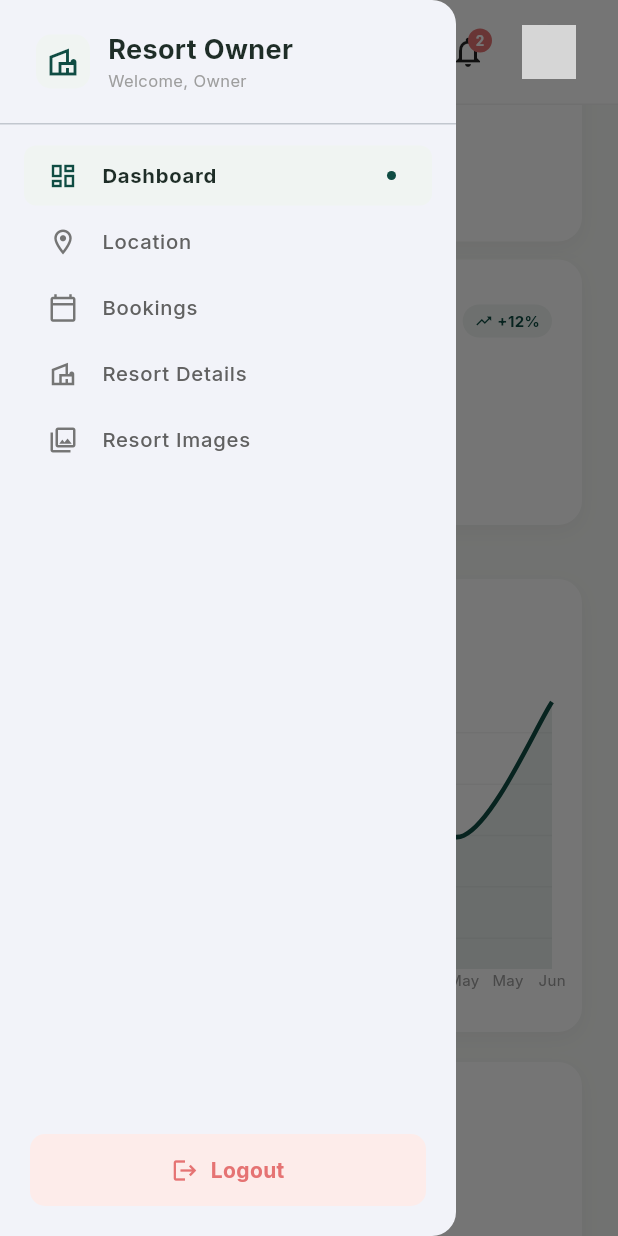
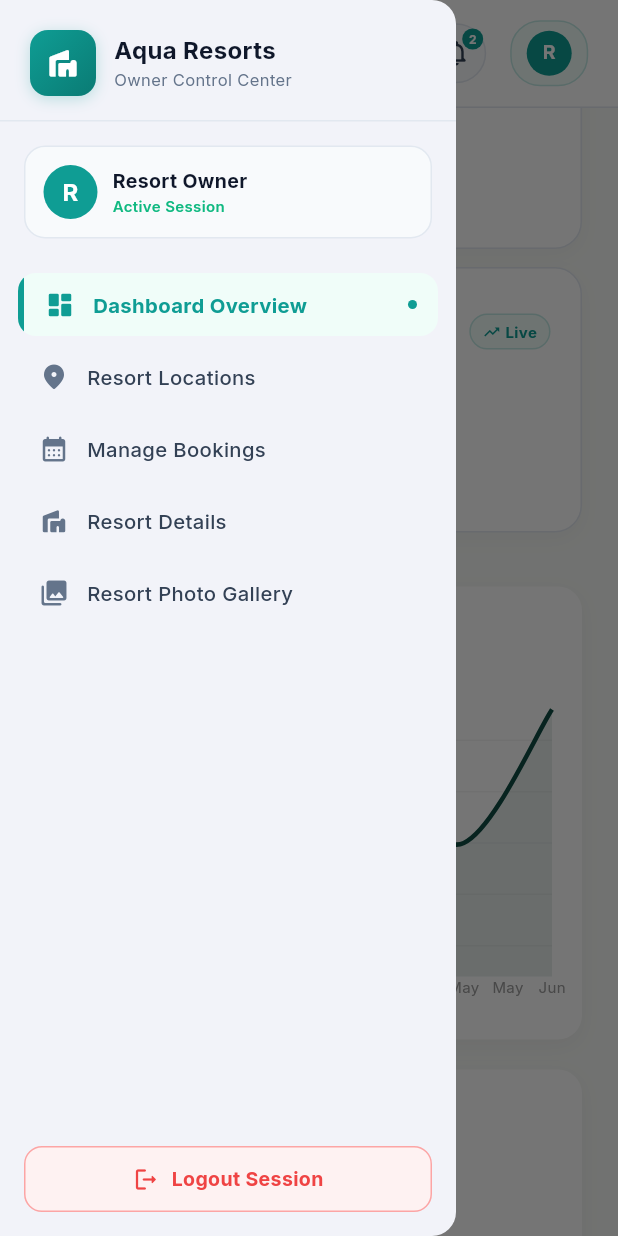
Before and after one commit to Tanvi0930/resort-frontend, a Flutter app: the OwnerPanelScreen screen opened directly, scrolled down 576 dp, after a tap on the "menu" icon, on a phone screen of 412 x 824 dp. Run offline on Flutter 3.47's test engine with Material 3 defaults, Android fonts, the phone set to English and light mode, and no system bars; drawn by our look-alikes of fl_chart; our stand-ins replace google_fonts, image_picker, shared_preferences; accounts and stored records are empty; network calls fail; grey boxes are pictures that could not be loaded.

Commit message:
Redesign Resort Owner Panel UI with premium Teal design system and Google Fonts typography

```diff
--- a/lib/screens/owner/owner_dashboard_view.dart
+++ b/lib/screens/owner/owner_dashboard_view.dart
@@ -1,5 +1,6 @@
 import 'package:flutter/material.dart';
 import 'package:fl_chart/fl_chart.dart';
+import 'package:google_fonts/google_fonts.dart';
 
 class OwnerDashboardView extends StatelessWidget {
   final List<Map<String, dynamic>> resorts;
@@ -213,10 +214,11 @@ class OwnerDashboardView extends StatelessWidget {
       padding: const EdgeInsets.all(20),
       decoration: BoxDecoration(
         color: Colors.white,
-        borderRadius: BorderRadius.circular(16),
+        borderRadius: BorderRadius.circular(18),
+        border: Border.all(color: const Color(0xFFE2E8F0)),
         boxShadow: [
           BoxShadow(
-            color: Colors.black.withValues(alpha: 0.04),
+            color: Colors.black.withValues(alpha: 0.03),
             blurRadius: 10,
             offset: const Offset(0, 4),
           ),
@@ -228,50 +230,61 @@ class OwnerDashboardView extends StatelessWidget {
           Row(
             children: [
               Container(
-                padding: const EdgeInsets.all(10),
+                padding: const EdgeInsets.all(11),
                 decoration: BoxDecoration(
                   color: data.bgColor,
-                  borderRadius: BorderRadius.circular(12),
+                  borderRadius: BorderRadius.circular(14),
                 ),
                 child: Icon(data.icon, color: data.color, size: 22),
               ),
               const Spacer(),
               Container(
-                padding:
-                    const EdgeInsets.symmetric(horizontal: 8, vertical: 4),
+                padding: const EdgeInsets.symmetric(horizontal: 8, vertical: 4),
                 decoration: BoxDecoration(
-                  color: const Color(0xFFF0F4F2),
+                  color: const Color(0xFFF0FDF9),
                   borderRadius: BorderRadius.circular(20),
+                  border: Border.all(color: const Color(0xFF0F9D94).withValues(alpha: 0.2)),
                 ),
-                child: const Row(
+                child: Row(
                   children: [
-                    Icon(Icons.trending_up, size: 12, color: Color(0xFF0F4C43)),
-                    SizedBox(width: 3),
-                    Text('+12%',
-                        style: TextStyle(
-                            fontSize: 10,
-                            color: Color(0xFF0F4C43),
-                            fontWeight: FontWeight.bold)),
+                    const Icon(Icons.trending_up, size: 12, color: Color(0xFF0F9D94)),
+                    const SizedBox(width: 3),
+                    Text(
+                      'Live',
+                      style: GoogleFonts.inter(
+                        fontSize: 10,
+                        color: const Color(0xFF0F9D94),
+                        fontWeight: FontWeight.bold,
+                      ),
+                    ),
                   ],
                 ),
               ),
             ],
           ),
           const SizedBox(height: 16),
-          Text(data.value,
-              style: const TextStyle(
-                  fontSize: 26,
-                  fontWeight: FontWeight.bold,
-                  color: Color(0xFF1E2D27))),
+          Text(
+            data.value,
+            style: GoogleFonts.inter(
+              fontSize: 24,
+              fontWeight: FontWeight.bold,
+              color: const Color(0xFF0F172A),
+            ),
+          ),
           const SizedBox(height: 4),
-          Text(data.title,
-              style: const TextStyle(
-                  fontSize: 13,
-                  fontWeight: FontWeight.w600,
-                  color: Color(0xFF1E2D27))),
+          Text(
+            data.title,
+            style: GoogleFonts.inter(
+              fontSize: 13,
+              fontWeight: FontWeight.bold,
+              color: const Color(0xFF334155),
+            ),
+          ),
           const SizedBox(height: 2),
-          Text(data.subtitle,
-              style: const TextStyle(fontSize: 11, color: Colors.grey)),
+          Text(
+            data.subtitle,
+            style: GoogleFonts.inter(fontSize: 11, color: const Color(0xFF64748B)),
+          ),
         ],
       ),
     );
--- a/lib/screens/owner/owner_panel_screen.dart
+++ b/lib/screens/owner/owner_panel_screen.dart
@@ -1,4 +1,5 @@
 import 'package:flutter/material.dart';
+import 'package:google_fonts/google_fonts.dart';
 import 'package:http/http.dart' as http;
 import 'dart:convert';
 import '../../api_configue.dart';
@@ -542,14 +543,17 @@ class _OwnerPanelScreenState extends State<OwnerPanelScreen> {
   }
 
   Widget _buildHeaderBar(BuildContext context, bool isDesktop) {
+    final displayName = widget.ownerName ?? 'Resort Owner';
+    final initial = displayName.isNotEmpty ? displayName[0].toUpperCase() : 'O';
+
     return Container(
-      height: 70,
-      padding: const EdgeInsets.symmetric(horizontal: 20),
+      height: 72,
+      padding: const EdgeInsets.symmetric(horizontal: 24),
       decoration: BoxDecoration(
         color: Colors.white,
         border: Border(
           bottom: BorderSide(
-            color: Colors.grey.withValues(alpha: 0.12),
+            color: const Color(0xFFE2E8F0),
             width: 1,
           ),
         ),
@@ -559,19 +563,32 @@ class _OwnerPanelScreenState extends State<OwnerPanelScreen> {
           if (!isDesktop)
             Builder(
               builder: (innerContext) => IconButton(
-                icon: const Icon(Icons.menu, color: Colors.black87),
+                icon: const Icon(Icons.menu, color: Color(0xFF0F172A)),
                 onPressed: () => Scaffold.of(innerContext).openDrawer(),
               ),
             ),
           if (!isDesktop) const SizedBox(width: 8),
 
+          Column(
+            mainAxisAlignment: MainAxisAlignment.center,
+            crossAxisAlignment: CrossAxisAlignment.start,
+            children: [
               Text(
                 _getMenuTitle(_selectedMenuIndex),
-            style: const TextStyle(
-              fontSize: 20,
+                style: GoogleFonts.inter(
+                  fontSize: 18,
                   fontWeight: FontWeight.bold,
-              color: Color(0xFF1E2D27),
+                  color: const Color(0xFF0F172A),
                 ),
+              ),
+              Text(
+                'Aqua Resort Management Console',
+                style: GoogleFonts.inter(
+                  fontSize: 11,
+                  color: const Color(0xFF64748B),
+                ),
+              ),
+            ],
           ),
 
           const Spacer(),
@@ -579,54 +596,56 @@ class _OwnerPanelScreenState extends State<OwnerPanelScreen> {
           // Search Box
           if (isDesktop)
             Container(
-              width: 280,
-              height: 40,
+              width: 260,
+              height: 42,
               decoration: BoxDecoration(
-                color: const Color(0xFFF3F5F2),
-                borderRadius: BorderRadius.circular(10),
+                color: const Color(0xFFF8FAFC),
+                borderRadius: BorderRadius.circular(12),
+                border: Border.all(color: const Color(0xFFE2E8F0)),
               ),
-              child: const TextField(
+              child: TextField(
                 decoration: InputDecoration(
-                  hintText: 'Search here...',
-                  hintStyle: TextStyle(fontSize: 14, color: Colors.grey),
-                  prefixIcon:
-                      Icon(Icons.search, size: 18, color: Colors.grey),
+                  hintText: 'Search resorts, bookings...',
+                  hintStyle: GoogleFonts.inter(fontSize: 13, color: const Color(0xFF94A3B8)),
+                  prefixIcon: const Icon(Icons.search, size: 18, color: Color(0xFF94A3B8)),
                   border: InputBorder.none,
-                  contentPadding: EdgeInsets.symmetric(vertical: 10),
+                  contentPadding: const EdgeInsets.symmetric(vertical: 10),
                 ),
               ),
             ),
 
-          const SizedBox(width: 20),
+          const SizedBox(width: 16),
 
           // Notification Bell
           Stack(
             children: [
-              IconButton(
-                icon: const Icon(Icons.notifications_outlined,
-                    color: Colors.black87),
+              Container(
+                width: 40,
+                height: 40,
+                decoration: BoxDecoration(
+                  color: const Color(0xFFF8FAFC),
+                  shape: BoxShape.circle,
+                  border: Border.all(color: const Color(0xFFE2E8F0)),
+                ),
+                child: IconButton(
+                  padding: EdgeInsets.zero,
+                  icon: const Icon(Icons.notifications_none_rounded, color: Color(0xFF334155), size: 20),
                   onPressed: () {},
                 ),
+              ),
               Positioned(
-                right: 8,
-                top: 8,
+                right: 2,
+                top: 2,
                 child: Container(
-                  padding: const EdgeInsets.all(2),
+                  padding: const EdgeInsets.all(3),
                   decoration: const BoxDecoration(
-                    color: Color(0xFFE57373),
+                    color: Color(0xFF0F9D94),
                     shape: BoxShape.circle,
                   ),
-                  constraints: const BoxConstraints(
-                    minWidth: 16,
-                    minHeight: 16,
-                  ),
+                  constraints: const BoxConstraints(minWidth: 14, minHeight: 14),
                   child: const Text(
                     '2',
-                    style: TextStyle(
-                      color: Colors.white,
-                      fontSize: 9,
-                      fontWeight: FontWeight.bold,
-                    ),
+                    style: TextStyle(color: Colors.white, fontSize: 8, fontWeight: FontWeight.bold),
                     textAlign: TextAlign.center,
                   ),
                 ),
@@ -634,38 +653,49 @@ class _OwnerPanelScreenState extends State<OwnerPanelScreen> {
             ],
           ),
 
-          const SizedBox(width: 12),
+          const SizedBox(width: 16),
 
-          // Profile Info
-          Row(
+          // Profile Pill
+          Container(
+            padding: const EdgeInsets.symmetric(horizontal: 10, vertical: 6),
+            decoration: BoxDecoration(
+              color: const Color(0xFFF0FDF9),
+              borderRadius: BorderRadius.circular(20),
+              border: Border.all(color: const Color(0xFF0F9D94).withValues(alpha: 0.2)),
+            ),
+            child: Row(
               children: [
-              const CircleAvatar(
-                radius: 18,
-                backgroundImage: NetworkImage(
-                    'https://images.unsplash.com/photo-1472099645785-5658abf4ff4e?q=80&w=150&auto=format&fit=crop'),
+                CircleAvatar(
+                  radius: 15,
+                  backgroundColor: const Color(0xFF0F9D94),
+                  child: Text(
+                    initial,
+                    style: GoogleFonts.inter(color: Colors.white, fontSize: 13, fontWeight: FontWeight.bold),
                   ),
+                ),
+                if (isDesktop) ...[
                   const SizedBox(width: 8),
-              if (isDesktop)
                   Column(
                     mainAxisAlignment: MainAxisAlignment.center,
                     crossAxisAlignment: CrossAxisAlignment.start,
                     children: [
                       Text(
-                      widget.ownerName ?? 'Owner',
-                      style: const TextStyle(
-                        fontSize: 13,
+                        displayName,
+                        style: GoogleFonts.inter(
+                          fontSize: 12,
                           fontWeight: FontWeight.bold,
-                        color: Color(0xFF1E2D27),
+                          color: const Color(0xFF0F172A),
                         ),
                       ),
-                    const Text(
-                      'Resort Owner',
-                      style:
-                          TextStyle(fontSize: 10, color: Colors.grey),
+                      Text(
+                        'Verified Owner',
+                        style: GoogleFonts.inter(fontSize: 9, color: const Color(0xFF0F9D94), fontWeight: FontWeight.w600),
                       ),
                     ],
                   ),
                 ],
+              ],
+            ),
           ),
         ],
       ),
@@ -673,102 +703,152 @@ class _OwnerPanelScreenState extends State<OwnerPanelScreen> {
   }
 
   Widget _buildSidebarContents(BuildContext context) {
+    final displayName = widget.ownerName ?? 'Resort Owner';
+    final initial = displayName.isNotEmpty ? displayName[0].toUpperCase() : 'O';
+
     return Column(
       children: [
-        // Logo Header
+        // Brand Header
         Container(
-          padding:
-              const EdgeInsets.symmetric(horizontal: 24, vertical: 20),
+          padding: const EdgeInsets.fromLTRB(20, 20, 20, 16),
           child: Row(
             children: [
               Container(
-                padding: const EdgeInsets.all(6),
+                width: 44,
+                height: 44,
                 decoration: BoxDecoration(
-                  color: const Color(0xFFF0F4F2),
-                  borderRadius: BorderRadius.circular(10),
+                  gradient: const LinearGradient(
+                    colors: [Color(0xFF0F9D94), Color(0xFF0A7B74)],
+                    begin: Alignment.topLeft,
+                    end: Alignment.bottomRight,
                   ),
-                child: const Icon(
-                  Icons.villa_outlined,
-                  color: Color(0xFF0F4C43),
-                  size: 24,
+                  borderRadius: BorderRadius.circular(12),
+                  boxShadow: [
+                    BoxShadow(
+                      color: const Color(0xFF0F9D94).withValues(alpha: 0.25),
+                      blurRadius: 8,
+                      offset: const Offset(0, 2),
+                    ),
+                  ],
+                ),
+                child: const Center(
+                  child: Icon(Icons.villa_rounded, color: Colors.white, size: 24),
                 ),
               ),
               const SizedBox(width: 12),
-              Column(
+              Expanded(
+                child: Column(
                   crossAxisAlignment: CrossAxisAlignment.start,
                   children: [
-                  const Text(
-                    'Resort Owner',
-                    style: TextStyle(
-                      fontSize: 18,
+                    Text(
+                      'Aqua Resorts',
+                      style: GoogleFonts.inter(
+                        fontSize: 16,
                         fontWeight: FontWeight.bold,
-                      color: Color(0xFF1E2D27),
+                        color: const Color(0xFF0F172A),
                       ),
                     ),
                     Text(
-                    'Welcome, ${widget.ownerName ?? 'Owner'}',
-                    style: const TextStyle(
+                      'Owner Control Center',
+                      style: GoogleFonts.inter(
                         fontSize: 11,
-                      color: Colors.grey,
+                        color: const Color(0xFF64748B),
                       ),
                     ),
                   ],
+                ),
               ),
             ],
           ),
         ),
 
-        const Divider(height: 1),
+        const Divider(height: 1, color: Color(0xFFE2E8F0)),
+
+        // Owner Account Info Card
+        Container(
+          margin: const EdgeInsets.all(16),
+          padding: const EdgeInsets.all(12),
+          decoration: BoxDecoration(
+            color: const Color(0xFFF8FAFC),
+            borderRadius: BorderRadius.circular(14),
+            border: Border.all(color: const Color(0xFFE2E8F0)),
+          ),
+          child: Row(
+            children: [
+              CircleAvatar(
+                radius: 18,
+                backgroundColor: const Color(0xFF0F9D94),
+                child: Text(
+                  initial,
+                  style: GoogleFonts.inter(color: Colors.white, fontWeight: FontWeight.bold),
+                ),
+              ),
+              const SizedBox(width: 10),
+              Expanded(
+                child: Column(
+                  crossAxisAlignment: CrossAxisAlignment.start,
+                  children: [
+                    Text(
+                      displayName,
+                      maxLines: 1,
+                      overflow: TextOverflow.ellipsis,
+                      style: GoogleFonts.inter(fontSize: 13, fontWeight: FontWeight.bold, color: const Color(0xFF0F172A)),
+                    ),
+                    Text(
+                      'Active Session',
+                      style: GoogleFonts.inter(fontSize: 10, color: const Color(0xFF10B981), fontWeight: FontWeight.w600),
+                    ),
+                  ],
+                ),
+              ),
+            ],
+          ),
+        ),
 
         // Navigation Items
         Expanded(
           child: ListView(
-            padding: const EdgeInsets.symmetric(vertical: 12),
+            padding: const EdgeInsets.symmetric(horizontal: 12, vertical: 4),
             children: [
-              _buildSidebarItem(0, Icons.dashboard_outlined, 'Dashboard'),
-              _buildSidebarItem(
-                  1, Icons.location_on_outlined, 'Location'),
-              _buildSidebarItem(
-                  2, Icons.calendar_today_outlined, 'Bookings'),
-              _buildSidebarItem(
-                  3, Icons.villa_outlined, 'Resort Details'),
-              _buildSidebarItem(
-                  4, Icons.photo_library_outlined, 'Resort Images'),
+              _buildSidebarItem(0, Icons.dashboard_rounded, 'Dashboard Overview'),
+              _buildSidebarItem(1, Icons.location_on_rounded, 'Resort Locations'),
+              _buildSidebarItem(2, Icons.calendar_month_rounded, 'Manage Bookings'),
+              _buildSidebarItem(3, Icons.villa_rounded, 'Resort Details'),
+              _buildSidebarItem(4, Icons.photo_library_rounded, 'Resort Photo Gallery'),
             ],
           ),
         ),
 
-        // Logout
+        // Logout Button
         Padding(
-          padding: const EdgeInsets.all(20.0),
+          padding: const EdgeInsets.all(16.0),
           child: Container(
             width: double.infinity,
-            height: 48,
+            height: 44,
             decoration: BoxDecoration(
-              color: const Color(0xFFFDECEA),
-              borderRadius: BorderRadius.circular(10),
+              color: const Color(0xFFFEF2F2),
+              borderRadius: BorderRadius.circular(12),
+              border: Border.all(color: const Color(0xFFFCA5A5)),
             ),
             child: InkWell(
               onTap: () {
                 Navigator.pushReplacement(
                   context,
-                  MaterialPageRoute(
-                      builder: (context) => const LoginScreen()),
+                  MaterialPageRoute(builder: (context) => const LoginScreen()),
                 );
               },
-              borderRadius: BorderRadius.circular(10),
-              child: const Row(
+              borderRadius: BorderRadius.circular(12),
+              child: Row(
                 mainAxisAlignment: MainAxisAlignment.center,
                 children: [
-                  Icon(Icons.logout,
-                      color: Color(0xFFE57373), size: 18),
-                  SizedBox(width: 8),
+                  const Icon(Icons.logout_rounded, color: Color(0xFFEF4444), size: 18),
+                  const SizedBox(width: 8),
                   Text(
-                    'Logout',
-                    style: TextStyle(
-                      color: Color(0xFFE57373),
+                    'Logout Session',
+                    style: GoogleFonts.inter(
+                      color: const Color(0xFFEF4444),
                       fontWeight: FontWeight.bold,
-                      fontSize: 14,
+                      fontSize: 13,
                     ),
                   ),
                 ],
@@ -783,53 +863,58 @@ class _OwnerPanelScreenState extends State<OwnerPanelScreen> {
   Widget _buildSidebarItem(int index, IconData icon, String title) {
     final isSelected = _selectedMenuIndex == index;
     return Padding(
-      padding: const EdgeInsets.symmetric(horizontal: 16, vertical: 2),
+      padding: const EdgeInsets.symmetric(vertical: 3),
       child: Material(
-        color: isSelected ? const Color(0xFFF0F4F2) : Colors.transparent,
-        borderRadius: BorderRadius.circular(8),
+        color: isSelected ? const Color(0xFFF0FDF9) : Colors.transparent,
+        borderRadius: BorderRadius.circular(12),
         clipBehavior: Clip.antiAlias,
-        child: ListTile(
+        child: InkWell(
           onTap: () {
             setState(() {
               _selectedMenuIndex = index;
             });
-            if (MediaQuery.of(context).size.width < 900) {
+            if (MediaQuery.of(context).size.width < 1100) {
               Navigator.pop(context);
             }
           },
-          dense: true,
-          visualDensity: VisualDensity.compact,
-          shape: RoundedRectangleBorder(
-              borderRadius: BorderRadius.circular(8)),
-          leading: Icon(
+          borderRadius: BorderRadius.circular(12),
+          child: Container(
+            padding: const EdgeInsets.symmetric(horizontal: 14, vertical: 11),
+            decoration: BoxDecoration(
+              border: isSelected
+                  ? Border(left: BorderSide(color: const Color(0xFF0F9D94), width: 4))
+                  : null,
+            ),
+            child: Row(
+              children: [
+                Icon(
                   icon,
-            color: isSelected
-                ? const Color(0xFF0F4C43)
-                : Colors.grey.shade600,
+                  color: isSelected ? const Color(0xFF0F9D94) : const Color(0xFF64748B),
                   size: 20,
                 ),
-          title: Text(
+                const SizedBox(width: 12),
+                Expanded(
+                  child: Text(
                     title,
-            style: TextStyle(
-              color: isSelected
-                  ? const Color(0xFF1E2D27)
-                  : Colors.grey.shade700,
-              fontWeight:
-                  isSelected ? FontWeight.bold : FontWeight.w500,
+                    style: GoogleFonts.inter(
+                      color: isSelected ? const Color(0xFF0F9D94) : const Color(0xFF334155),
+                      fontWeight: isSelected ? FontWeight.bold : FontWeight.w500,
                       fontSize: 13.5,
                     ),
                   ),
-          // Active indicator dot
-          trailing: isSelected
-              ? Container(
+                ),
+                if (isSelected)
+                  Container(
                     width: 6,
                     height: 6,
                     decoration: const BoxDecoration(
-                    color: Color(0xFF0F4C43),
+                      color: Color(0xFF0F9D94),
                       shape: BoxShape.circle,
                     ),
-                )
-              : null,
+                  ),
+              ],
+            ),
+          ),
         ),
       ),
     );
```
Lines whose indentation alone changed are shown as unchanged.
